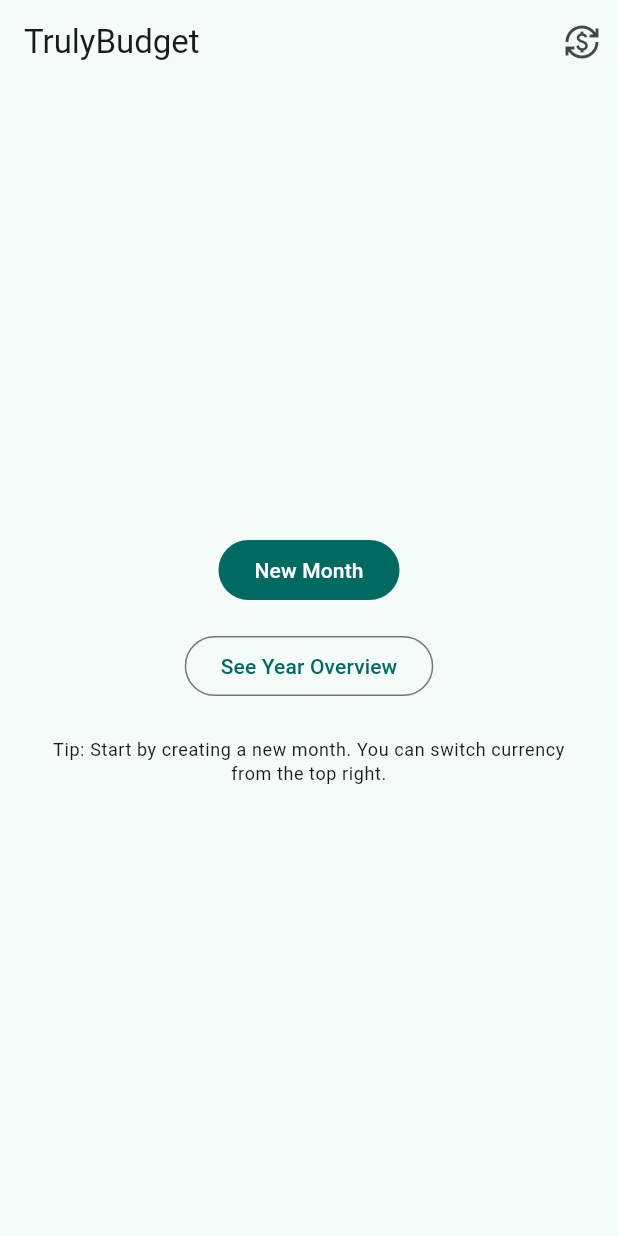
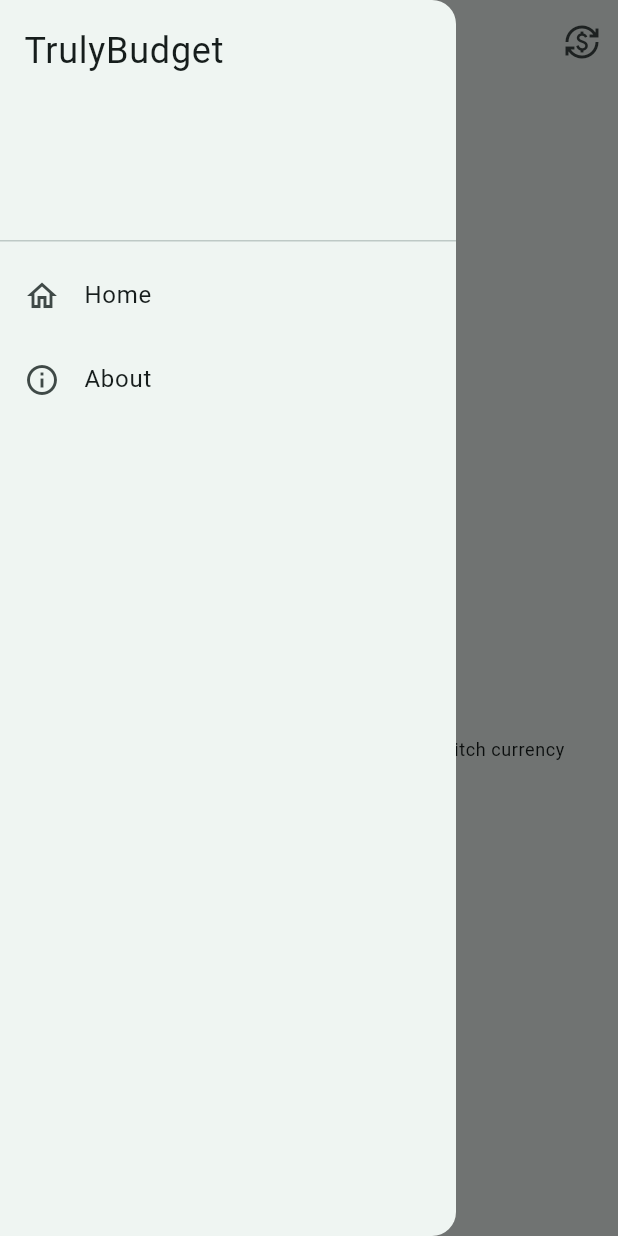
Before and after one commit to PabloSczn/truly-budget, a Flutter app: the screen it shows after launch, with the side drawer open (before the commit the screen has no drawer), on a phone screen of 412 x 824 dp. Run offline on Flutter 3.47's test engine with Material 3 defaults, Android fonts, the phone set to English and light mode, and no system bars; our stand-ins replace fl_chart, shared_preferences.

Commit message:
add drawer

```diff
--- a/lib/screens/landing_screen.dart
+++ b/lib/screens/landing_screen.dart
@@ -4,6 +4,10 @@ import '../state/budget_store.dart';
 import '../widgets/currency_selector.dart';
 import 'month_selection_screen.dart';
 import 'year_overview_screen.dart';
+import 'month_screen.dart';
+import '../widgets/app_menu_drawer.dart';
+import '../utils/year_month.dart';
+import '../utils/format.dart';
 
 class LandingScreen extends StatelessWidget {
   const LandingScreen({super.key});
@@ -11,11 +15,13 @@ class LandingScreen extends StatelessWidget {
   @override
   Widget build(BuildContext context) {
     final store = context.watch<BudgetStore>();
+    final current = store.currentBudget;
     return Scaffold(
       appBar: AppBar(
         title: const Text('TrulyBudget'),
         actions: const [CurrencySelectorAction()],
       ),
+      drawer: const AppMenuDrawer(),
       body: Center(
         child: ConstrainedBox(
           constraints: const BoxConstraints(maxWidth: 420),
--- a/lib/screens/month_screen.dart
+++ b/lib/screens/month_screen.dart
@@ -10,6 +10,7 @@ import 'year_overview_screen.dart';
 import 'add_income_screen.dart';
 import 'allocate_income_screen.dart';
 import 'category_detail_screen.dart';
+import '../widgets/app_menu_drawer.dart';
 
 class MonthScreen extends StatelessWidget {
   const MonthScreen({super.key});
@@ -27,6 +28,7 @@ class MonthScreen extends StatelessWidget {
             Format.money(b.totalIncome, symbol: store.currency.symbol)),
         actions: const [CurrencySelectorAction()],
       ),
+      drawer: const AppMenuDrawer(),
       body: ListView(
         padding: const EdgeInsets.all(16),
         children: [
--- /dev/null
+++ b/lib/widgets/app_menu_drawer.dart
@@ -0,0 +1,43 @@
+import 'package:flutter/material.dart';
+import '../screens/landing_screen.dart';
+import '../screens/about_screen.dart';
+
+class AppMenuDrawer extends StatelessWidget {
+  const AppMenuDrawer({super.key});
+
+  @override
+  Widget build(BuildContext context) {
+    return Drawer(
+      child: SafeArea(
+        child: ListView(
+          children: [
+            const DrawerHeader(
+              child: Text('TrulyBudget', style: TextStyle(fontSize: 24)),
+            ),
+            ListTile(
+              leading: const Icon(Icons.home_outlined),
+              title: const Text('Home'),
+              onTap: () {
+                Navigator.of(context).pop(); // close drawer
+                Navigator.of(context).pushAndRemoveUntil(
+                  MaterialPageRoute(builder: (_) => const LandingScreen()),
+                  (route) => false,
+                );
+              },
+            ),
+            ListTile(
+              leading: const Icon(Icons.info_outline),
+              title: const Text('About'),
+              onTap: () {
+                Navigator.of(context).pop();
+                Navigator.of(context).push(
+                  MaterialPageRoute(builder: (_) => const AboutScreen()),
+                );
+              },
+            ),
+          ],
+        ),
+      ),
+    );
+  }
+}
```
Also changed, not shown: lib/screens/about_screen.dart (added, +42 -0 lines).
